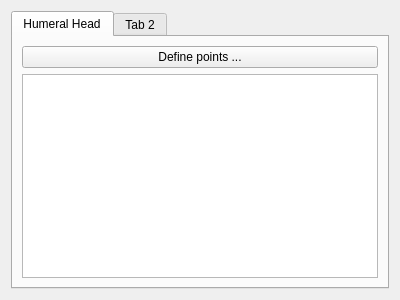
This is src/Applications/Viewer/ShoulderMeasurementModule/ShoulderMeasurementWidget.ui in JanKolomaznik/MedV4D as Qt 5 draws it before an edit. The edited form follows.
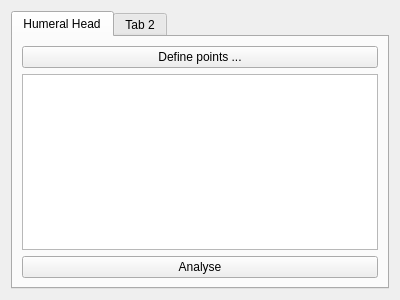
This is the edited form.

Commit message: working on shoulder measurement

```diff
--- a/src/Applications/Viewer/ShoulderMeasurementModule/ShoulderMeasurementWidget.ui
+++ b/src/Applications/Viewer/ShoulderMeasurementModule/ShoulderMeasurementWidget.ui
@@ -41,6 +41,13 @@
          </attribute>
         </widget>
        </item>
+       <item>
+        <widget class="QPushButton" name="analyseHumeralHeadButton">
+         <property name="text">
+          <string>Analyse</string>
+         </property>
+        </widget>
+       </item>
       </layout>
      </widget>
      <widget class="QWidget" name="tab_2">
```
Left out of the diff: 17 changed lines with no effect on the pictures. The commit also changes 4 other files.
